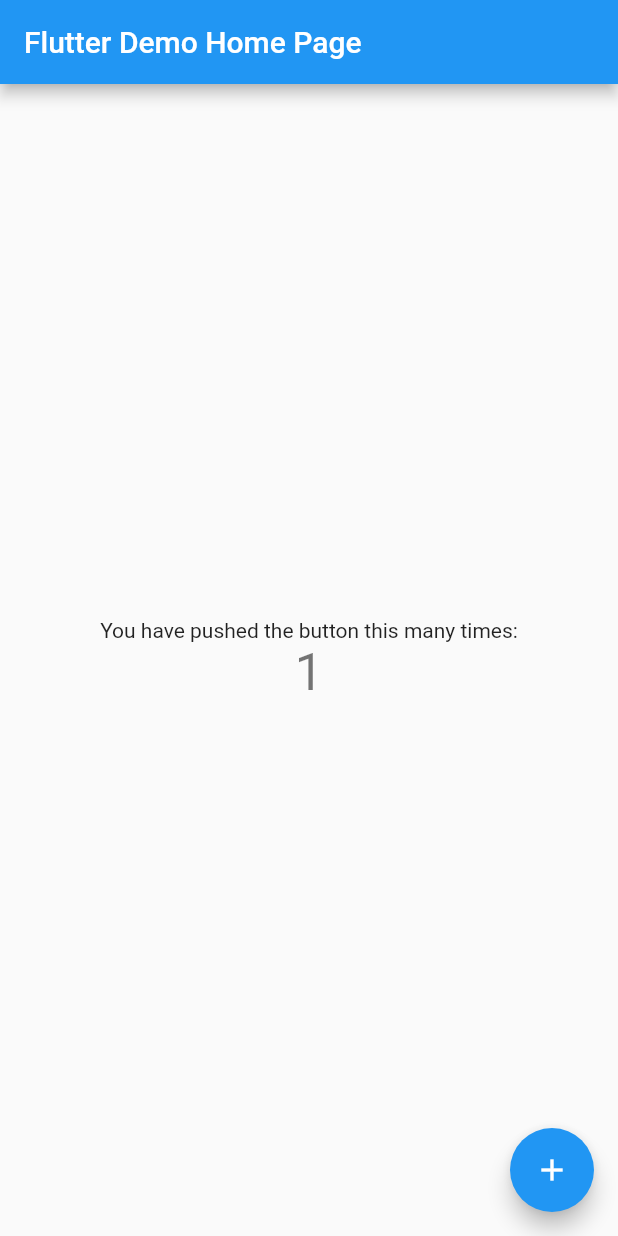
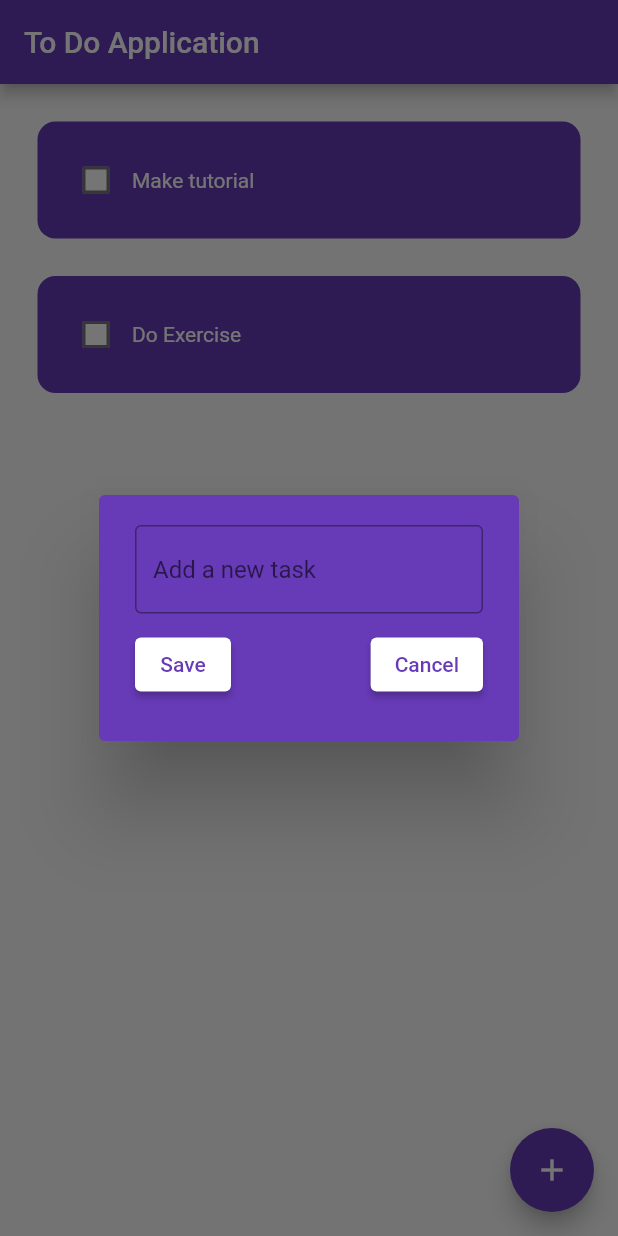
Before and after one commit to rahul2227/SandBox, a Flutter app: the screen it shows after launch, after a tap on the "add" icon, on a phone screen of 412 x 824 dp. Run offline on Flutter 3.47's test engine with Material 2 defaults, Android fonts, the phone set to English and light mode, and no system bars; drawn by our look-alikes of flutter_slidable; our stand-ins replace hive_flutter; accounts and stored records are empty.

Commit message:
pubspec - added the slidable and hive packages for the todo app main - to do app addition todo_main - root section of the todo application database - hive database class for the local storage dialog box - task addition dialog box todoListTile - todo list tile of the application

```diff
--- /dev/null
+++ b/lib/ToDo/data/database.dart
@@ -0,0 +1,25 @@
+import 'package:hive_flutter/hive_flutter.dart';
+
+class ToDoDatabase {
+  List demoTile = [];
+  // reference the box
+  final _mybox = Hive.box('mybox');
+
+  // first time ever opening this app.
+  void createInitialData() {
+    demoTile = [
+      ["Make tutorial", false],
+      ["Do Exercise", false],
+    ];
+  }
+
+  // load the database
+  void loadData() {
+    demoTile = _mybox.get("DEMOLIST");
+  }
+
+  // update the database
+  void updateDatabase() {
+    _mybox.put("DemoList", demoTile);
+  }
+}
--- /dev/null
+++ b/lib/ToDo/todo_main.dart
@@ -0,0 +1,100 @@
+import 'package:flutter/material.dart';
+import 'package:hive_flutter/hive_flutter.dart';
+import 'package:sandbox/ToDo/data/database.dart';
+import 'package:sandbox/ToDo/utils/dialog_box.dart';
+import 'package:sandbox/ToDo/utils/todoListTile.dart';
+
+class ToDoMain extends StatefulWidget {
+  const ToDoMain({super.key});
+
+  @override
+  State<ToDoMain> createState() => _ToDoMainState();
+}
+
+class _ToDoMainState extends State<ToDoMain> {
+  // reference the box
+  final _myBox = Hive.box('mybox');
+  // Text Editing Conteoller
+  final TextEditingController _controller = TextEditingController();
+  // demo data for to do list
+  ToDoDatabase db = ToDoDatabase();
+
+  @override
+  void initState() {
+    // if this is the first time opening the app then create a default data
+    if (_myBox.get("DEMOLIST") == null) {
+      db.createInitialData();
+    } else {
+      //the data already exists
+      db.loadData();
+    }
+    super.initState();
+  }
+
+  // checkbox was tapped
+  void checkBoxTapped(bool? value, int index) {
+    setState(() {
+      db.demoTile[index][1] = !db.demoTile[index][1];
+    });
+    db.updateDatabase();
+  }
+
+  // save new task
+  void saveNewTask() {
+    setState(() {
+      db.demoTile.add([_controller.text, false]);
+      _controller.clear();
+    });
+    db.updateDatabase();
+    Navigator.of(context).pop();
+  }
+
+  //deleteTask
+  void deleteTask(int index) {
+    setState(() {
+      db.demoTile.removeAt(index);
+    });
+    db.updateDatabase();
+  }
+
+  // create a new task
+  void createNewTask() {
+    showDialog(
+      context: context,
+      builder: ((context) {
+        return DialogBox(
+          controller: _controller,
+          saveButtonPressed: saveNewTask,
+          cancelButtonPressed: () {
+            _controller.clear();
+            Navigator.of(context).pop();
+          },
+        );
+      }),
+    );
+  }
+
+  @override
+  Widget build(BuildContext context) {
+    return Scaffold(
+      appBar: AppBar(
+        title: const Text("To Do Application"),
+      ),
+      floatingActionButton: FloatingActionButton(
+        onPressed: createNewTask,
+        child: const Icon(Icons.add),
+      ),
+      body: ListView.builder(
+        itemCount: db.demoTile.length,
+        itemBuilder: (context, index) {
+          return ToDoListTile(
+            taskName: db.demoTile[index][0],
+            taskCompleted: db.demoTile[index][1],
+            onChanged: (value) => checkBoxTapped(value, index),
+            deleteFunction: (context) => deleteTask(index),
+          );
+        },
+      ),
+    );
+  }
+}
--- /dev/null
+++ b/lib/ToDo/utils/dialog_box.dart
@@ -0,0 +1,81 @@
+import 'package:flutter/material.dart';
+
+class DialogBox extends StatelessWidget {
+  final TextEditingController controller;
+
+  VoidCallback saveButtonPressed;
+  VoidCallback cancelButtonPressed;
+  DialogBox({
+    Key? key,
+    required this.controller,
+    required this.saveButtonPressed,
+    required this.cancelButtonPressed,
+  }) : super(key: key);
+
+  @override
+  Widget build(BuildContext context) {
+    return AlertDialog(
+      backgroundColor: Colors.deepPurple,
+      content: SizedBox(
+        height: 120,
+        child: Column(
+          children: [
+            // get user input
+            TextField(
+              cursorColor: Colors.white,
+              style: const TextStyle(color: Colors.white),
+              controller: controller,
+              decoration: const InputDecoration(
+                border: OutlineInputBorder(),
+                hintText: "Add a new task",
+              ),
+            ),
+
+            const SizedBox(
+              height: 10,
+            ),
+            // buttons -> save + cancel
+            Row(
+              children: [
+                DialogButton(
+                  buttonName: "Save",
+                  onPressed: saveButtonPressed,
+                ),
+                const Spacer(),
+                DialogButton(
+                  buttonName: "Cancel",
+                  onPressed: cancelButtonPressed,
+                ),
+              ],
+            )
+          ],
+        ),
+      ),
+    );
+  }
+}
+
+// Row buttons of the dialog box
+class DialogButton extends StatelessWidget {
+  VoidCallback onPressed;
+  final String buttonName;
+  DialogButton({
+    Key? key,
+    required this.buttonName,
+    required this.onPressed,
+  }) : super(key: key);
+
+  @override
+  Widget build(BuildContext context) {
+    return ElevatedButton(
+      onPressed: onPressed,
+      style: ElevatedButton.styleFrom(
+        backgroundColor: Colors.white,
+      ),
+      child: Text(
+        buttonName,
+        style: const TextStyle(color: Colors.deepPurple),
+      ),
+    );
+  }
+}
--- /dev/null
+++ b/lib/ToDo/utils/todoListTile.dart
@@ -0,0 +1,73 @@
+import 'package:flutter/material.dart';
+import 'package:flutter_slidable/flutter_slidable.dart';
+
+class ToDoListTile extends StatelessWidget {
+  final String taskName;
+  final bool taskCompleted;
+  Function(bool?)? onChanged;
+  Function(BuildContext)? deleteFunction;
+
+  ToDoListTile({
+    Key? key,
+    required this.taskName,
+    required this.taskCompleted,
+    required this.onChanged,
+    required this.deleteFunction,
+  }) : super(key: key);
+
+  @override
+  Widget build(BuildContext context) {
+    return Padding(
+      padding: const EdgeInsets.only(
+        top: 25.0,
+        left: 25.0,
+        right: 25.0,
+      ),
+      child: Slidable(
+        endActionPane: ActionPane(
+          motion: const StretchMotion(),
+          children: [
+            SlidableAction(
+              borderRadius: BorderRadius.circular(12),
+              onPressed: deleteFunction,
+              icon: Icons.delete,
+              backgroundColor: Colors.red,
+            )
+          ],
+        ),
+        child: Container(
+          padding: const EdgeInsets.all(15.0),
+          decoration: BoxDecoration(
+            color: Colors.deepPurple,
+            borderRadius: BorderRadius.circular(12),
+          ),
+          child: Row(
+            children: [
+              Checkbox(
+                value: taskCompleted,
+                onChanged: onChanged,
+                checkColor: Colors.deepPurple,
+                fillColor: MaterialStateProperty.resolveWith<Color>(
+                    (Set<MaterialState> states) {
+                  if (states.contains(MaterialState.disabled)) {
+                    return Colors.white.withOpacity(.32);
+                  }
+                  return Colors.white;
+                }),
+              ),
+              Text(
+                taskName,
+                style: TextStyle(
+                  color: Colors.white,
+                  decoration: (taskCompleted)
+                      ? TextDecoration.lineThrough
+                      : TextDecoration.none,
+                ),
+              ),
+            ],
+          ),
+        ),
+      ),
+    );
+  }
+}
--- a/lib/main.dart
+++ b/lib/main.dart
@@ -1,115 +1,28 @@
 import 'package:flutter/material.dart';
+import 'package:hive_flutter/hive_flutter.dart';
+import 'package:sandbox/ToDo/todo_main.dart';
 
-void main() {
+void main() async {
+  // init the hive
+  await Hive.initFlutter();
+
+  // open a box
+  var box = await Hive.openBox('mybox');
+
   runApp(const MyApp());
 }
 
 class MyApp extends StatelessWidget {
   const MyApp({super.key});
-
-  // This widget is the root of your application.
   @override
   Widget build(BuildContext context) {
     return MaterialApp(
+      debugShowCheckedModeBanner: false,
       title: 'Flutter Demo',
       theme: ThemeData(
-        // This is the theme of your application.
-        //
-        // Try running your application with "flutter run". You'll see the
-        // application has a blue toolbar. Then, without quitting the app, try
-        // changing the primarySwatch below to Colors.green and then invoke
-        // "hot reload" (press "r" in the console where you ran "flutter run",
-        // or simply save your changes to "hot reload" in a Flutter IDE).
-        // Notice that the counter didn't reset back to zero; the application
-        // is not restarted.
-        primarySwatch: Colors.blue,
+        primarySwatch: Colors.deepPurple,
       ),
-      home: const MyHomePage(title: 'Flutter Demo Home Page'),
+      home: const ToDoMain(),
     );
   }
 }
-
-class MyHomePage extends StatefulWidget {
-  const MyHomePage({super.key, required this.title});
-
-  // This widget is the home page of your application. It is stateful, meaning
-  // that it has a State object (defined below) that contains fields that affect
-  // how it looks.
-
-  // This class is the configuration for the state. It holds the values (in this
-  // case the title) provided by the parent (in this case the App widget) and
-  // used by the build method of the State. Fields in a Widget subclass are
-  // always marked "final".
-
-  final String title;
-
-  @override
-  State<MyHomePage> createState() => _MyHomePageState();
-}
-
-class _MyHomePageState extends State<MyHomePage> {
-  int _counter = 0;
-
-  void _incrementCounter() {
-    setState(() {
-      // This call to setState tells the Flutter framework that something has
-      // changed in this State, which causes it to rerun the build method below
-      // so that the display can reflect the updated values. If we changed
-      // _counter without calling setState(), then the build method would not be
-      // called again, and so nothing would appear to happen.
-      _counter++;
-    });
-  }
-
-  @override
-  Widget build(BuildContext context) {
-    // This method is rerun every time setState is called, for instance as done
-    // by the _incrementCounter method above.
-    //
-    // The Flutter framework has been optimized to make rerunning build methods
-    // fast, so that you can just rebuild anything that needs updating rather
-    // than having to individually change instances of widgets.
-    return Scaffold(
-      appBar: AppBar(
-        // Here we take the value from the MyHomePage object that was created by
-        // the App.build method, and use it to set our appbar title.
-        title: Text(widget.title),
-      ),
-      body: Center(
-        // Center is a layout widget. It takes a single child and positions it
-        // in the middle of the parent.
-        child: Column(
-          // Column is also a layout widget. It takes a list of children and
-          // arranges them vertically. By default, it sizes itself to fit its
-          // children horizontally, and tries to be as tall as its parent.
-          //
-          // Invoke "debug painting" (press "p" in the console, choose the
-          // "Toggle Debug Paint" action from the Flutter Inspector in Android
-          // Studio, or the "Toggle Debug Paint" command in Visual Studio Code)
-          // to see the wireframe for each widget.
-          //
-          // Column has various properties to control how it sizes itself and
-          // how it positions its children. Here we use mainAxisAlignment to
-          // center the children vertically; the main axis here is the vertical
-          // axis because Columns are vertical (the cross axis would be
-          // horizontal).
-          mainAxisAlignment: MainAxisAlignment.center,
-          children: <Widget>[
-            const Text(
-              'You have pushed the button this many times:',
-            ),
-            Text(
-              '$_counter',
-              style: Theme.of(context).textTheme.headline4,
-            ),
-          ],
-        ),
-      ),
-      floatingActionButton: FloatingActionButton(
-        onPressed: _incrementCounter,
-        tooltip: 'Increment',
-        child: const Icon(Icons.add),
-      ), // This trailing comma makes auto-formatting nicer for build methods.
-    );
-  }
-}
--- a/pubspec.yaml
+++ b/pubspec.yaml
@@ -36,6 +36,9 @@ dependencies:
   # The following adds the Cupertino Icons font to your application.
   # Use with the CupertinoIcons class for iOS style icons.
   cupertino_icons: ^1.0.2
+  flutter_slidable: ^2.0.0
+  hive: ^2.2.3
+  hive_flutter: ^1.1.0
 
 dev_dependencies:
   flutter_test:
@@ -47,6 +50,8 @@ dev_dependencies:
   # package. See that file for information about deactivating specific lint
   # rules and activating additional ones.
   flutter_lints: ^2.0.0
+  build_runner: ^2.2.1
+  hive_generator: ^1.1.3
 
 # For information on the generic Dart part of this file, see the
 # following page: https://dart.dev/tools/pub/pubspec
```
Also changed, not shown: pubspec.lock, 1 other file.
